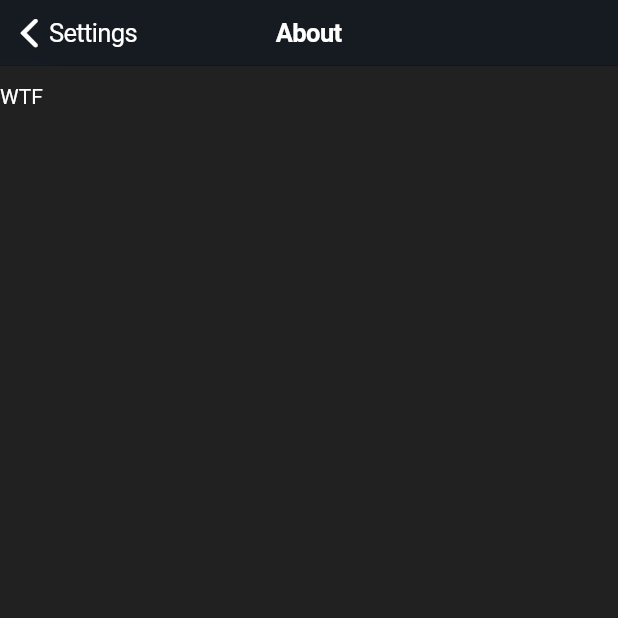
After one commit to Seven-112/obs_blade, a Flutter app: the AboutView screen opened directly, on a phone screen of 412 x 824 dp, the top half of it. The commit adds this screen. Run offline on Flutter 3.47's test engine with Material 2 defaults, Android fonts, the phone set to English and light mode, and no system bars; our stand-ins replace carousel_slider, connectivity, flutter_mobx, hive, hive_flutter, mobx; missing offline and left inert: flutter_inappwebview, tcp_scanner; accounts and stored records are empty; generated files the repository leaves out were written again.

Commit message:
removed afterlayout and mobxhelper packages - now using the reactions part of mobx where i register different kind of reactions (when, autorun, reaction) for different purposes like displaying a dialog after connection or waiting for a connection attempt and handling overlay / navigation. strangely i need to wrap the connection attempt part into a postframecallback, otherwise it wont work correctly... maybe a timing problem of mobx actions and those reactions... need to think about it

```diff
--- a/lib/app.dart
+++ b/lib/app.dart
@@ -52,7 +52,8 @@ class App extends StatelessWidget {
 
             /// Inner Widget themes
             appBarTheme: AppBarTheme(
-              color: StylingHelper.MAIN_BLUE.withAlpha(170),
+              color:
+                  StylingHelper.MAIN_BLUE.withAlpha(StylingHelper.ALPHA_BLURRY),
             ),
             buttonTheme: ButtonThemeData(
               buttonColor: StylingHelper.MAIN_RED,
@@ -70,7 +71,8 @@ class App extends StatelessWidget {
                 primaryColor: Colors.white,
               ),
               primaryColor: CupertinoColors.systemBlue,
-              barBackgroundColor: StylingHelper.MAIN_BLUE.withAlpha(170),
+              barBackgroundColor:
+                  StylingHelper.MAIN_BLUE.withAlpha(StylingHelper.ALPHA_BLURRY),
             ),
           );
           // theme = theme.copyWith(
--- /dev/null
+++ b/lib/shared/basic/transculent_cupertino_body.dart
@@ -0,0 +1,46 @@
+import 'package:flutter/cupertino.dart';
+import 'package:flutter/material.dart';
+
+/// Uses a [CupertinoNavigationBar] which would usually be set for the
+/// appBar property of [Scaffold] but uses it here inside a [Stack] because
+/// the blurry transoarent background does not work "nice" if used in
+/// the appBar property - the blurry part is only visible right at the bottom
+/// border instead through the whole bar (like [CupertinoSliverNavigationBar] does
+/// it for example)
+class TransculentCupertinoBody extends StatelessWidget {
+  final String appBarPreviousTitle;
+  final String appBarTitle;
+
+  final List<Widget> listViewChildren;
+
+  TransculentCupertinoBody(
+      {this.appBarPreviousTitle,
+      @required this.appBarTitle,
+      this.listViewChildren = const []})
+      : assert(listViewChildren != null);
+
+  @override
+  Widget build(BuildContext context) {
+    return Stack(
+      children: [
+        CustomScrollView(
+          slivers: [
+            SliverPadding(
+              padding: EdgeInsets.only(
+                  top: MediaQuery.of(context).padding.top + kToolbarHeight),
+              sliver: SliverList(
+                delegate: SliverChildListDelegate(
+                  this.listViewChildren,
+                ),
+              ),
+            ),
+          ],
+        ),
+        CupertinoNavigationBar(
+          previousPageTitle: this.appBarPreviousTitle,
+          middle: Text(this.appBarTitle),
+        ),
+      ],
+    );
+  }
+}
--- a/lib/shared/dialogs/info.dart
+++ b/lib/shared/dialogs/info.dart
@@ -9,10 +9,7 @@ class InfoDialog extends StatelessWidget {
   @override
   Widget build(BuildContext context) {
     return CupertinoAlertDialog(
-      content: Text(
-        this.body,
-        style: Theme.of(context).textTheme.subtitle1,
-      ),
+      content: Text(this.body),
       actions: [
         CupertinoDialogAction(
           child: Text('OK'),
--- a/lib/utils/styling_helper.dart
+++ b/lib/utils/styling_helper.dart
@@ -9,6 +9,8 @@ class StylingHelper {
   /// Main colors (primarly used for Themeing)
   static const Color MAIN_BLUE = const Color(0xff101823);
   static const Color MAIN_RED = const Color(0xffff4654);
+
+  static const int ALPHA_BLURRY = 170;
 
   static const Color BLACK_REDUCED_SMEARING =
       const Color.fromRGBO(5, 5, 5, 1.0);
--- a/lib/views/about/about.dart
+++ b/lib/views/about/about.dart
@@ -1,15 +1,18 @@
 import 'package:flutter/cupertino.dart';
 import 'package:flutter/material.dart';
+import 'package:obs_blade/shared/basic/transculent_cupertino_body.dart';
 
 class AboutView extends StatelessWidget {
   @override
   Widget build(BuildContext context) {
     return Scaffold(
-      appBar: CupertinoNavigationBar(
-        previousPageTitle: 'Settings',
-        middle: Text('About'),
+      body: TransculentCupertinoBody(
+        appBarPreviousTitle: 'Settings',
+        appBarTitle: 'About',
+        listViewChildren: [
+          Text('WTF'),
+        ],
       ),
-      body: Container(),
     );
   }
 }
--- a/pubspec.yaml
+++ b/pubspec.yaml
@@ -30,10 +30,9 @@ dependencies:
   flutter_inappwebview: ^4.0.0+4
 
   # state management and DI
-  provider: ^4.3.0
+  provider: ^4.3.1
   mobx: ^1.2.1
   flutter_mobx: ^1.1.0
-  flutter_mobx_helpers: ^1.0.1
   path: ^1.7.0
 
   # network stuff
@@ -47,9 +46,6 @@ dependencies:
   #local persistant stuff
   hive: ^1.4.1+1
   hive_flutter: ^0.3.0+2
-
-  # after layout stuff
-  after_layout: ^1.0.7+2
 
   # fancy done layout shit
   carousel_slider: ^2.2.1
```
Also changed, not shown: lib/stores/shared/network.dart (+3 -10 lines), lib/utils/overlay_handler.dart (+6 -3 lines), lib/views/dashboard/dashboard.dart (+20 -20 lines), lib/views/home/home.dart (+69 -41 lines), lib/views/home/widgets/refresher_app_bar/refresher_app_bar.dart (+0 -13 lines), lib/stores/shared/network.g.dart, pubspec.lock, 4 other files.
